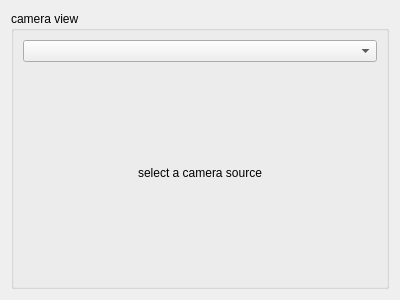
grimrpr/pathcompareplugins, file cameraview/src/formmainplugin.ui: the form before one commit.
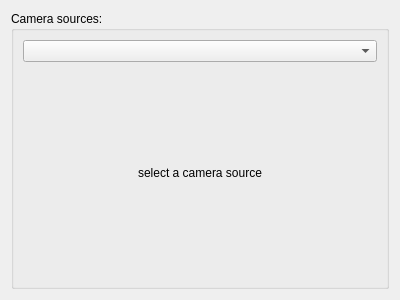
The form after the commit.

Commit message: added export function; integrated export function into gui; fixed memory error in TopicPath with refreshing cache; small interface changes; - finished programming

```diff
--- a/cameraview/src/formmainplugin.ui
+++ b/cameraview/src/formmainplugin.ui
@@ -17,7 +17,7 @@
    <item>
     <widget class="QGroupBox" name="groupBox">
      <property name="title">
-      <string>camera view</string>
+      <string>Camera sources:</string>
      </property>
      <layout class="QVBoxLayout" name="verticalLayout">
       <item>
```
The commit also changes 7 other files.
